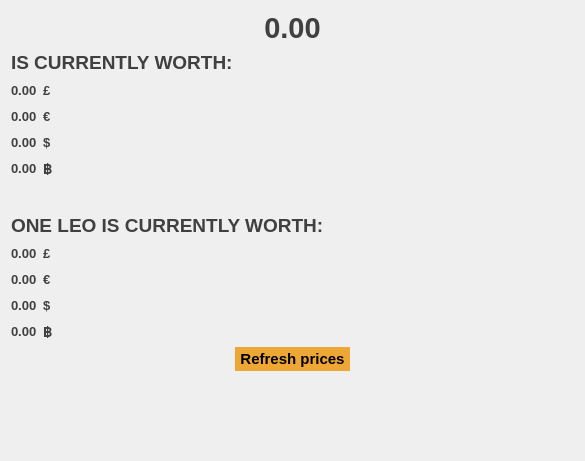
leocoin-org/LEOcoin, file src/qt/forms/marketdata.ui: the form before one commit.
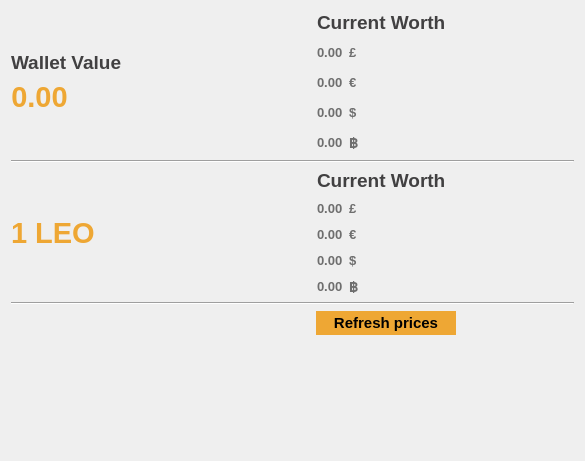
The form after the commit.

Commit message: Changed marketdata layout

Patch:
```diff
--- a/src/qt/forms/marketdata.ui
+++ b/src/qt/forms/marketdata.ui
@@ -20,22 +20,39 @@
   </property>
   <layout class="QVBoxLayout" name="verticalLayout_5">
    <item>
-    <layout class="QVBoxLayout" name="priceInfo">
+    <layout class="QHBoxLayout" name="horizontalLayoutBalance">
      <item>
-      <layout class="QHBoxLayout" name="currentBalance">
+      <layout class="QVBoxLayout" name="currentBalance">
        <item>
-        <spacer name="horizontalSpacer_9">
+        <spacer name="verticalSpacer_5">
          <property name="orientation">
-          <enum>Qt::Horizontal</enum>
+          <enum>Qt::Vertical</enum>
          </property>
          <property name="sizeHint" stdset="0">
           <size>
-           <width>40</width>
-           <height>20</height>
+           <width>20</width>
+           <height>40</height>
           </size>
          </property>
         </spacer>
        </item>
+       <item>
+        <widget class="QLabel" name="label_9">
+         <property name="font">
+          <font>
+           <pointsize>14</pointsize>
+           <weight>75</weight>
+           <bold>true</bold>
+          </font>
+         </property>
+         <property name="styleSheet">
+          <string notr="true">color: rgb(65, 64, 65);</string>
+         </property>
+         <property name="text">
+          <string>Wallet Value</string>
+         </property>
+        </widget>
+       </item>
        <item>
         <widget class="QLabel" name="labelBalance">
          <property name="sizePolicy">
@@ -52,7 +69,7 @@
           </font>
          </property>
          <property name="styleSheet">
-          <string notr="true">color: rgb(65, 64, 65);</string>
+          <string notr="true">color: #eea734;</string>
          </property>
          <property name="text">
           <string>0.00</string>
@@ -67,16 +84,34 @@
          <property name="orientation">
           <enum>Qt::Horizontal</enum>
          </property>
+         <property name="sizeType">
+          <enum>QSizePolicy::Fixed</enum>
+         </property>
          <property name="sizeHint" stdset="0">
           <size>
-           <width>40</width>
-           <height>20</height>
+           <width>300</width>
+           <height>0</height>
+          </size>
+         </property>
+        </spacer>
+       </item>
+       <item>
+        <spacer name="verticalSpacer_3">
+         <property name="orientation">
+          <enum>Qt::Vertical</enum>
+         </property>
+         <property name="sizeHint" stdset="0">
+          <size>
+           <width>20</width>
+           <height>40</height>
           </size>
          </property>
         </spacer>
        </item>
       </layout>
      </item>
+     <item>
+      <layout class="QVBoxLayout" name="priceInfoBalance">
      <item>
       <layout class="QHBoxLayout" name="worth">
        <item>
@@ -98,7 +133,7 @@
           <string notr="true">color: rgb(65, 64, 65);</string>
          </property>
          <property name="text">
-          <string>IS CURRENTLY WORTH:</string>
+            <string>Current Worth</string>
          </property>
          <property name="alignment">
           <set>Qt::AlignLeading|Qt::AlignLeft|Qt::AlignTop</set>
@@ -132,7 +167,7 @@
           </font>
          </property>
          <property name="styleSheet">
-          <string notr="true">color: rgb(65, 64, 65);</string>
+            <string notr="true">color: #6E6E6E</string>
          </property>
          <property name="text">
           <string>0.00</string>
@@ -149,7 +184,7 @@
           </font>
          </property>
          <property name="styleSheet">
-          <string notr="true">color: rgb(65, 64, 65);</string>
+            <string notr="true">color: #6E6E6E</string>
          </property>
          <property name="text">
           <string>£</string>
@@ -183,7 +218,7 @@
           </font>
          </property>
          <property name="styleSheet">
-          <string notr="true">color: rgb(65, 64, 65);</string>
+            <string notr="true">color: #6E6E6E</string>
          </property>
          <property name="text">
           <string>0.00</string>
@@ -200,7 +235,7 @@
           </font>
          </property>
          <property name="styleSheet">
-          <string notr="true">color: rgb(65, 64, 65);</string>
+            <string notr="true">color: #6E6E6E</string>
          </property>
          <property name="text">
           <string>€</string>
@@ -234,7 +269,7 @@
           </font>
          </property>
          <property name="styleSheet">
-          <string notr="true">color: rgb(65, 64, 65);</string>
+            <string notr="true">color: #6E6E6E</string>
          </property>
          <property name="text">
           <string>0.00</string>
@@ -251,7 +286,7 @@
           </font>
          </property>
          <property name="styleSheet">
-          <string notr="true">color: rgb(65, 64, 65);</string>
+            <string notr="true">color: #6E6E6E</string>
          </property>
          <property name="text">
           <string>$</string>
@@ -285,7 +320,7 @@
           </font>
          </property>
          <property name="styleSheet">
-          <string notr="true">color: rgb(65, 64, 65);</string>
+            <string notr="true">color: #6E6E6E</string>
          </property>
          <property name="text">
           <string>0.00</string>
@@ -302,7 +337,7 @@
           </font>
          </property>
          <property name="styleSheet">
-          <string notr="true">color: rgb(65, 64, 65);</string>
+            <string notr="true">color: #6E6E6E</string>
          </property>
          <property name="text">
           <string>฿</string>
@@ -324,22 +359,84 @@
        </item>
       </layout>
      </item>
+      </layout>
+     </item>
+    </layout>
+   </item>
+   <item>
+    <widget class="Line" name="line">
+     <property name="orientation">
+      <enum>Qt::Horizontal</enum>
+     </property>
+    </widget>
+   </item>
+   <item>
+    <layout class="QHBoxLayout" name="horizontalLayoutOne">
+     <item>
+      <layout class="QVBoxLayout" name="verticalLayoutOne">
      <item>
       <spacer name="verticalSpacer_2">
        <property name="orientation">
         <enum>Qt::Vertical</enum>
        </property>
+         <property name="sizeHint" stdset="0">
+          <size>
+           <width>20</width>
+           <height>40</height>
+          </size>
+         </property>
+        </spacer>
+       </item>
+       <item>
+        <widget class="QLabel" name="LEO">
+         <property name="font">
+          <font>
+           <pointsize>22</pointsize>
+           <weight>75</weight>
+           <bold>true</bold>
+          </font>
+         </property>
+         <property name="styleSheet">
+          <string notr="true">color: #eea734;</string>
+         </property>
+         <property name="text">
+          <string>1 LEO</string>
+         </property>
+        </widget>
+       </item>
+       <item>
+        <spacer name="horizontalSpacer_10">
+         <property name="orientation">
+          <enum>Qt::Horizontal</enum>
+         </property>
        <property name="sizeType">
         <enum>QSizePolicy::Fixed</enum>
        </property>
        <property name="sizeHint" stdset="0">
         <size>
+           <width>300</width>
+           <height>0</height>
+          </size>
+         </property>
+        </spacer>
+       </item>
+       <item>
+        <spacer name="verticalSpacer_4">
+         <property name="orientation">
+          <enum>Qt::Vertical</enum>
+         </property>
+         <property name="sizeHint" stdset="0">
+          <size>
          <width>20</width>
-         <height>30</height>
+           <height>40</height>
         </size>
        </property>
       </spacer>
      </item>
+      </layout>
+     </item>
+     <item>
+      <layout class="QVBoxLayout" name="verticalLayoutOneWorth">
      <item>
       <widget class="QLabel" name="oneWorth">
        <property name="font">
@@ -353,7 +450,7 @@
         <string notr="true">color: rgb(65, 64, 65);</string>
        </property>
        <property name="text">
-        <string>ONE LEO IS CURRENTLY WORTH:</string>
+          <string>Current Worth</string>
        </property>
       </widget>
      </item>
@@ -369,7 +466,7 @@
           </font>
          </property>
          <property name="styleSheet">
-          <string notr="true">color: rgb(65, 64, 65);</string>
+            <string notr="true">color: #6E6E6E</string>
          </property>
          <property name="text">
           <string>0.00</string>
@@ -386,7 +483,7 @@
           </font>
          </property>
          <property name="styleSheet">
-          <string notr="true">color: rgb(65, 64, 65);</string>
+            <string notr="true">color: #6E6E6E</string>
          </property>
          <property name="text">
           <string>£</string>
@@ -420,7 +517,7 @@
           </font>
          </property>
          <property name="styleSheet">
-          <string notr="true">color: rgb(65, 64, 65);</string>
+            <string notr="true">color: #6E6E6E</string>
          </property>
          <property name="text">
           <string>0.00</string>
@@ -437,7 +534,7 @@
           </font>
          </property>
          <property name="styleSheet">
-          <string notr="true">color: rgb(65, 64, 65);</string>
+            <string notr="true">color: #6E6E6E</string>
          </property>
          <property name="text">
           <string>€</string>
@@ -471,7 +568,7 @@
           </font>
          </property>
          <property name="styleSheet">
-          <string notr="true">color: rgb(65, 64, 65);</string>
+            <string notr="true">color: #6E6E6E</string>
          </property>
          <property name="text">
           <string>0.00</string>
@@ -488,7 +585,7 @@
           </font>
          </property>
          <property name="styleSheet">
-          <string notr="true">color: rgb(65, 64, 65);</string>
+            <string notr="true">color: #6E6E6E</string>
          </property>
          <property name="text">
           <string>$</string>
@@ -522,7 +619,7 @@
           </font>
          </property>
          <property name="styleSheet">
-          <string notr="true">color: rgb(65, 64, 65);</string>
+            <string notr="true">color: #6E6E6E</string>
          </property>
          <property name="text">
           <string>0.00</string>
@@ -539,7 +636,7 @@
           </font>
          </property>
          <property name="styleSheet">
-          <string notr="true">color: rgb(65, 64, 65);</string>
+            <string notr="true">color: #6E6E6E</string>
          </property>
          <property name="text">
           <string>฿</string>
@@ -561,16 +658,34 @@
        </item>
       </layout>
      </item>
+      </layout>
+     </item>
+    </layout>
+   </item>
      <item>
-      <layout class="QHBoxLayout" name="refresh">
+    <widget class="Line" name="line_2">
+     <property name="styleSheet">
+      <string notr="true">color: rgb(65, 64, 65);
+border-color:  rgb(65, 64, 65);</string>
+     </property>
+     <property name="orientation">
+      <enum>Qt::Horizontal</enum>
+     </property>
+    </widget>
+   </item>
        <item>
-        <spacer name="horizontalSpacer_10">
+    <layout class="QHBoxLayout" name="horizontalLayoutButton">
+     <item>
+      <spacer name="horizontalSpacer_9">
          <property name="orientation">
           <enum>Qt::Horizontal</enum>
          </property>
+       <property name="sizeType">
+        <enum>QSizePolicy::Fixed</enum>
+       </property>
          <property name="sizeHint" stdset="0">
           <size>
-           <width>40</width>
+         <width>305</width>
            <height>20</height>
           </size>
          </property>
@@ -578,6 +693,18 @@
        </item>
        <item>
         <widget class="QPushButton" name="refreshButton">
+       <property name="minimumSize">
+        <size>
+         <width>140</width>
+         <height>24</height>
+        </size>
+       </property>
+       <property name="maximumSize">
+        <size>
+         <width>200</width>
+         <height>16777215</height>
+        </size>
+       </property>
          <property name="font">
           <font>
            <weight>75</weight>
@@ -604,8 +731,6 @@
           </size>
          </property>
         </spacer>
-       </item>
-      </layout>
      </item>
     </layout>
    </item>
```
Lines whose indentation alone changed are shown as unchanged.
